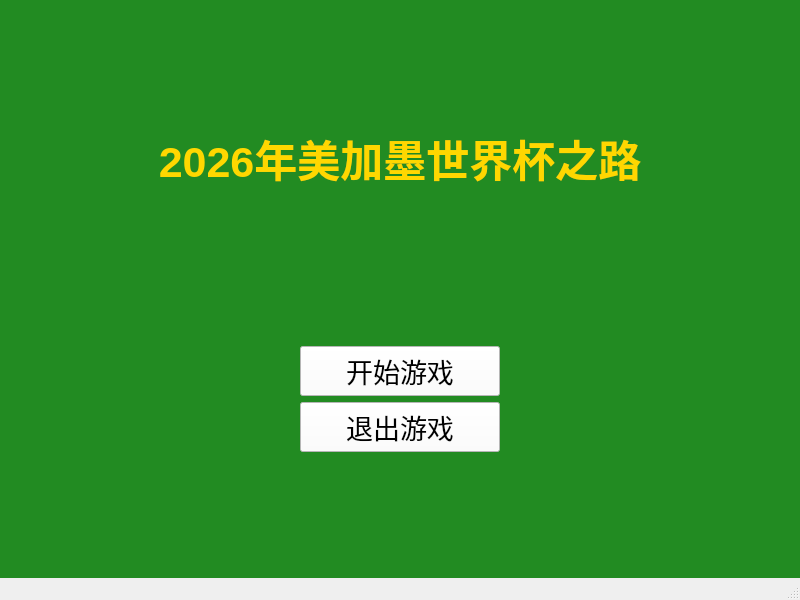
The window that startwindow.ui (liv09343-cs/-The-way-to-the-world-cup-26C-) describes before a commit, drawn with Qt 5.
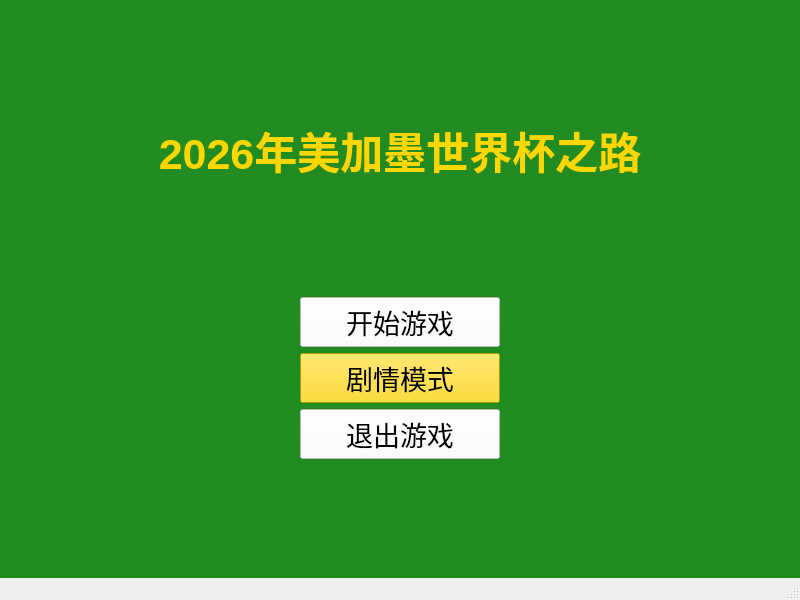
The same window after the commit.

```diff
--- a/startwindow.ui
+++ b/startwindow.ui
@@ -58,7 +58,7 @@
       <property name="sizeHint" stdset="0">
        <size>
         <width>20</width>
-        <height>150</height>
+        <height>100</height>
        </size>
       </property>
      </spacer>
@@ -107,6 +107,33 @@
           </property>
          </widget>
         </item>
+        <item>
+         <widget class="QPushButton" name="storyButton">
+          <property name="font">
+           <font>
+            <pointsize>20</pointsize>
+           </font>
+          </property>
+          <property name="text">
+           <string>剧情模式</string>
+          </property>
+          <property name="minimumSize">
+           <size>
+            <width>200</width>
+            <height>50</height>
+           </size>
+          </property>
+          <property name="maximumSize">
+           <size>
+            <width>200</width>
+            <height>50</height>
+           </size>
+          </property>
+          <property name="styleSheet">
+           <string notr="true">background-color: #FFD700; color: #000000;</string>
+          </property>
+         </widget>
+        </item>
         <item>
          <widget class="QPushButton" name="quitButton">
           <property name="font">
@@ -159,7 +186,7 @@
       <property name="sizeHint" stdset="0">
        <size>
         <width>20</width>
-        <height>100</height>
+        <height>60</height>
        </size>
       </property>
      </spacer>
```
